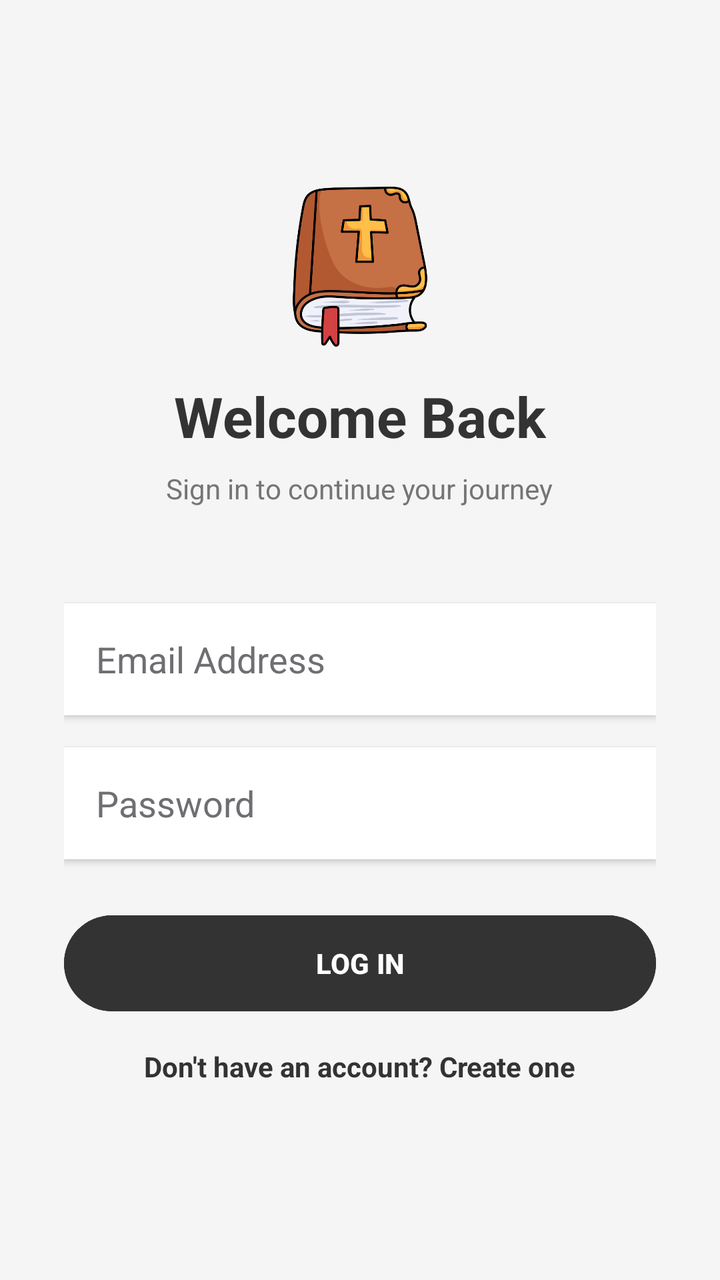
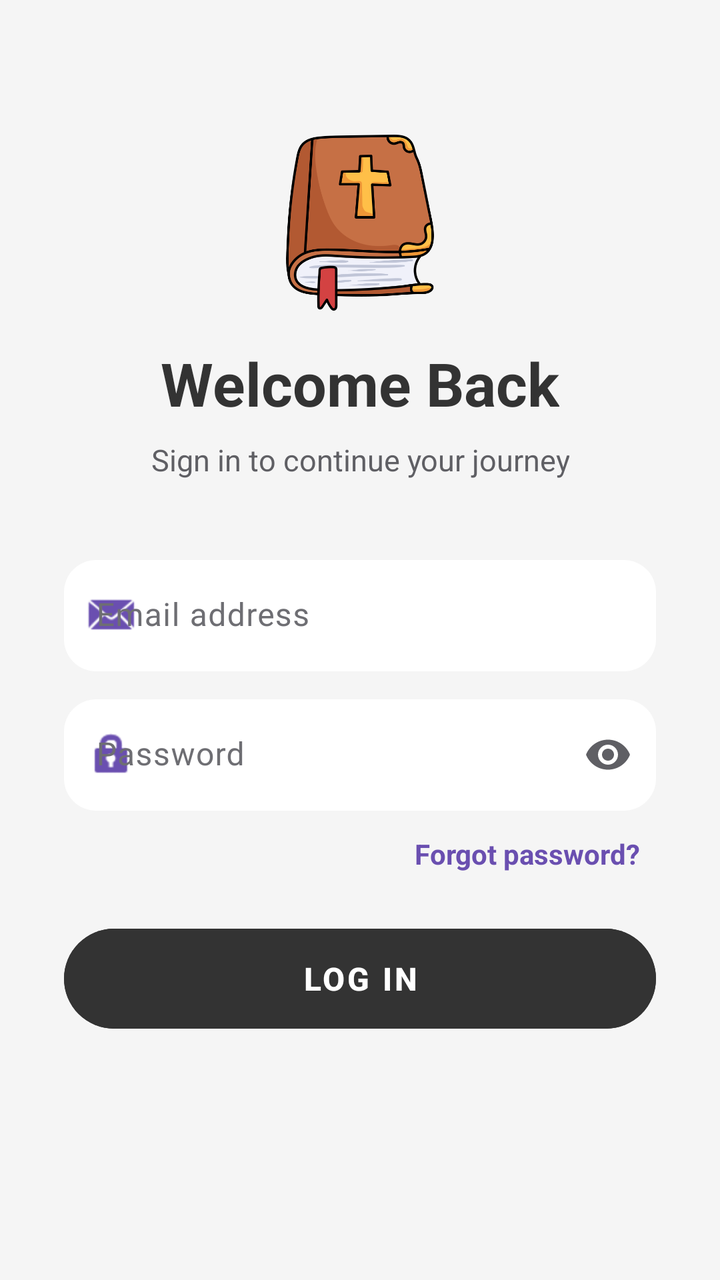

Before-and-after screenshots of an Android layout around one commit, followed by the original layout XML and the change that was made.
<!-- AndroidManifest.xml: application theme Theme.SpiritualTracker -->
<!-- res/layout/activity_login.xml -->
<?xml version="1.0" encoding="utf-8"?>
<LinearLayout xmlns:android="http://schemas.android.com/apk/res/android"
    android:layout_width="match_parent"
    android:layout_height="match_parent"
    android:orientation="vertical"
    android:gravity="center"
    android:padding="32dp"
    android:background="#F5F5F5">

    <ImageView
        android:layout_width="80dp"
        android:layout_height="80dp"
        android:src="@drawable/bible"
        android:layout_marginBottom="16dp"
        />

    <TextView
        android:layout_width="wrap_content"
        android:layout_height="wrap_content"
        android:text="Welcome Back"
        android:textSize="28sp"
        android:textStyle="bold"
        android:textColor="#333333"
        android:layout_marginBottom="8dp"/>

    <TextView
        android:layout_width="wrap_content"
        android:layout_height="wrap_content"
        android:text="Sign in to continue your journey"
        android:textSize="14sp"
        android:textColor="#757575"
        android:layout_marginBottom="48dp"/>

    <EditText
        android:id="@+id/etEmail"
        android:layout_width="match_parent"
        android:layout_height="56dp"
        android:background="#FFFFFF"
        android:hint="Email Address"
        android:inputType="textEmailAddress"
        android:paddingStart="16dp"
        android:paddingEnd="16dp"
        android:elevation="2dp"
        android:layout_marginBottom="16dp"
        android:textColor="#333333"
        android:textColorHint="#6E6E73"/>

    <EditText
        android:id="@+id/etPassword"
        android:layout_width="match_parent"
        android:layout_height="56dp"
        android:background="#FFFFFF"
        android:hint="Password"
        android:inputType="textPassword"
        android:paddingStart="16dp"
        android:paddingEnd="16dp"
        android:elevation="2dp"
        android:layout_marginBottom="24dp"
        android:textColor="#333333"
        android:textColorHint="#6E6E73"/>

    <Button
        android:id="@+id/btnLogin"
        android:layout_width="match_parent"
        android:layout_height="56dp"
        android:text="LOG IN"
        android:textStyle="bold"
        android:backgroundTint="#333333"
        android:textColor="#FFFFFF"
        android:layout_marginBottom="10dp"/>

    <TextView
        android:id="@+id/tvRegister"
        android:layout_width="wrap_content"
        android:layout_height="wrap_content"
        android:text="Don't have an account? Create one"
        android:textColor="#333333"
        android:textStyle="bold"
        android:padding="4dp"/>

</LinearLayout>
<!-- resources referenced by this layout -->
<resources>
  <!-- drawable bible: png bitmap (drawable, 43508 bytes) -->
  <style name="Theme.SpiritualTracker" parent="Base.Theme.SpiritualTracker" />
  <style name="Base.Theme.SpiritualTracker" parent="Theme.Material3.DayNight.NoActionBar">
          <item name="colorPrimary">#7E57C2</item>
          <item name="colorOnPrimary">#FFFFFF</item>
          <item name="colorSecondaryContainer">#D1C4E9</item>
          <item name="colorOnSecondaryContainer">#7E57C2</item>
          <item name="android:windowBackground">#F3F4F9</item>
          
          <item name="android:navigationBarColor">#F5F5F5</item>
          <item name="android:windowLightNavigationBar" tools:targetApi="27">true</item>
      </style>
</resources>

<!-- the commit's change to res/layout/activity_login.xml (unified diff, before → after) -->
@@ -1,81 +1,120 @@
 <?xml version="1.0" encoding="utf-8"?>
-<LinearLayout xmlns:android="http://schemas.android.com/apk/res/android"
+<ScrollView xmlns:android="http://schemas.android.com/apk/res/android"
+    xmlns:app="http://schemas.android.com/apk/res-auto"
     android:layout_width="match_parent"
     android:layout_height="match_parent"
-    android:orientation="vertical"
-    android:gravity="center"
-    android:padding="32dp"
-    android:background="#F5F5F5">
+    android:background="#F5F5F5"
+    android:fillViewport="true">
 
-    <ImageView
-        android:layout_width="80dp"
-        android:layout_height="80dp"
-        android:src="@drawable/bible"
-        android:layout_marginBottom="16dp"
-        />
+    <LinearLayout
+        android:layout_width="match_parent"
+        android:layout_height="wrap_content"
+        android:gravity="center"
+        android:orientation="vertical"
+        android:padding="32dp">
 
-    <TextView
-        android:layout_width="wrap_content"
-        android:layout_height="wrap_content"
-        android:text="Welcome Back"
-        android:textSize="28sp"
-        android:textStyle="bold"
-        android:textColor="#333333"
-        android:layout_marginBottom="8dp"/>
+        <ImageView
+            android:layout_width="88dp"
+            android:layout_height="88dp"
+            android:layout_marginBottom="16dp"
+            android:src="@drawable/bible" />
 
-    <TextView
-        android:layout_width="wrap_content"
-        android:layout_height="wrap_content"
-        android:text="Sign in to continue your journey"
-        android:textSize="14sp"
-        android:textColor="#757575"
-        android:layout_marginBottom="48dp"/>
+        <TextView
+            android:id="@+id/tvLoginTitle"
+            android:layout_width="wrap_content"
+            android:layout_height="wrap_content"
+            android:layout_marginBottom="8dp"
+            android:text="Welcome Back"
+            android:textColor="#333333"
+            android:textSize="30sp"
+            android:textStyle="bold" />
 
-    <EditText
-        android:id="@+id/etEmail"
-        android:layout_width="match_parent"
-        android:layout_height="56dp"
-        android:background="#FFFFFF"
-        android:hint="Email Address"
-        android:inputType="textEmailAddress"
-        android:paddingStart="16dp"
-        android:paddingEnd="16dp"
-        android:elevation="2dp"
-        android:layout_marginBottom="16dp"
-        android:textColor="#333333"
-        android:textColorHint="#6E6E73"/>
+        <TextView
+            android:id="@+id/tvLoginSubtitle"
+            android:layout_width="wrap_content"
+            android:layout_height="wrap_content"
+            android:layout_marginBottom="40dp"
+            android:gravity="center"
+            android:text="Sign in to continue your journey"
+            android:textColor="#5F5F64"
+            android:textSize="15sp" />
 
-    <EditText
-        android:id="@+id/etPassword"
-        android:layout_width="match_parent"
-        android:layout_height="56dp"
-        android:background="#FFFFFF"
-        android:hint="Password"
-        android:inputType="textPassword"
-        android:paddingStart="16dp"
-        android:paddingEnd="16dp"
-        android:elevation="2dp"
-        android:layout_marginBottom="24dp"
-        android:textColor="#333333"
-        android:textColorHint="#6E6E73"/>
+        <com.google.android.material.textfield.TextInputLayout
+            android:id="@+id/tilEmail"
+            style="@style/LoginField"
+            android:layout_width="match_parent"
+            android:layout_height="wrap_content"
+            android:layout_marginBottom="14dp"
+            android:hint="Email address"
+            app:startIconDrawable="@android:drawable/sym_action_email"
+            app:startIconTint="#6A4FB0">
 
-    <Button
-        android:id="@+id/btnLogin"
-        android:layout_width="match_parent"
-        android:layout_height="56dp"
-        android:text="LOG IN"
-        android:textStyle="bold"
-        android:backgroundTint="#333333"
-        android:textColor="#FFFFFF"
-        android:layout_marginBottom="10dp"/>
+            <com.google.android.material.textfield.TextInputEditText
+                android:id="@+id/etEmail"
+                android:layout_width="match_parent"
+                android:layout_height="wrap_content"
+                android:imeOptions="actionNext"
+                android:inputType="textEmailAddress"
+                android:textColor="#1A1A1A"
+                android:textSize="16sp" />
+        </com.google.android.material.textfield.TextInputLayout>
 
-    <TextView
-        android:id="@+id/tvRegister"
-        android:layout_width="wrap_content"
-        android:layout_height="wrap_content"
-        android:text="Don't have an account? Create one"
-        android:textColor="#333333"
-        android:textStyle="bold"
-        android:padding="4dp"/>
+        <com.google.android.material.textfield.TextInputLayout
+            android:id="@+id/tilPassword"
+            style="@style/LoginField"
+            android:layout_width="match_parent"
+            android:layout_height="wrap_content"
+            android:hint="Password"
+            app:endIconMode="password_toggle"
+            app:endIconTint="#5F5F64"
+            app:startIconDrawable="@android:drawable/ic_lock_idle_lock"
+            app:startIconTint="#6A4FB0">
 
-</LinearLayout>
+            <com.google.android.material.textfield.TextInputEditText
+                android:id="@+id/etPassword"
+                android:layout_width="match_parent"
+                android:layout_height="wrap_content"
+                android:imeOptions="actionDone"
+                android:inputType="textPassword"
+                android:textColor="#1A1A1A"
+                android:textSize="16sp" />
+        </com.google.android.material.textfield.TextInputLayout>
+
+        <TextView
+            android:id="@+id/tvForgot"
+            android:layout_width="wrap_content"
+            android:layout_height="wrap_content"
+            android:layout_gravity="end"
+            android:layout_marginTop="4dp"
+            android:layout_marginBottom="16dp"
+            android:background="?attr/selectableItemBackground"
+            android:padding="8dp"
+            android:text="Forgot password?"
+            android:textColor="#6A4FB0"
+            android:textSize="14sp"
+            android:textStyle="bold" />
+
+        <com.google.android.material.button.MaterialButton
+            android:id="@+id/btnLogin"
+            android:layout_width="match_parent"
+            android:layout_height="58dp"
+            android:layout_marginBottom="14dp"
+            android:backgroundTint="#333333"
+            android:letterSpacing="0.08"
+            android:text="LOG IN"
+            android:textColor="#FFFFFF"
+            android:textSize="16sp"
+            android:textStyle="bold"
+            app:cornerRadius="29dp" />
+
+        <TextView
+            android:id="@+id/tvRegister"
+            android:layout_width="wrap_content"
+            android:layout_height="wrap_content"
+            android:background="?attr/selectableItemBackground"
+            android:padding="10dp"
+            android:textColor="#333333"
+            android:textSize="15sp" />
+
+    </LinearLayout>
+</ScrollView>
<!-- resource entries referenced after the edit -->
@@ -1,6 +1,20 @@
 <!-- resources referenced by this layout -->
 <resources>
   <!-- drawable bible: png bitmap (drawable, 43508 bytes) -->
+  <style name="LoginField" parent="Widget.Material3.TextInputLayout.FilledBox">
+          <item name="boxBackgroundColor">#FFFFFF</item>
+          <item name="boxStrokeWidth">0dp</item>
+          <item name="boxStrokeWidthFocused">0dp</item>
+          <item name="boxCornerRadiusTopStart">16dp</item>
+          <item name="boxCornerRadiusTopEnd">16dp</item>
+          <item name="boxCornerRadiusBottomStart">16dp</item>
+          <item name="boxCornerRadiusBottomEnd">16dp</item>
+          <item name="hintTextColor">#6A4FB0</item>
+          <item name="android:textColorHint">#6E6E73</item>
+          <item name="errorTextColor">#C62828</item>
+          <item name="helperTextTextColor">#5F5F64</item>
+          <item name="android:elevation">2dp</item>
+      </style>
   <style name="Theme.SpiritualTracker" parent="Base.Theme.SpiritualTracker" />
   <style name="Base.Theme.SpiritualTracker" parent="Theme.Material3.DayNight.NoActionBar">
           <item name="colorPrimary">#7E57C2</item>
